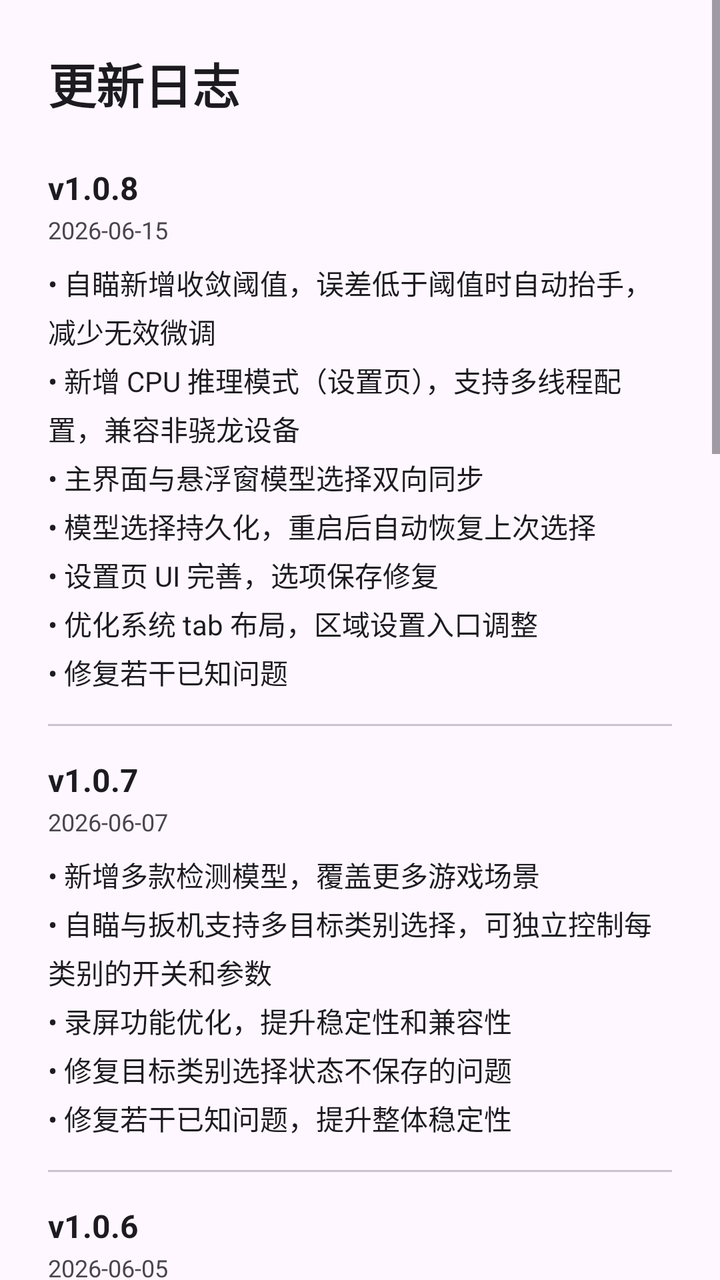
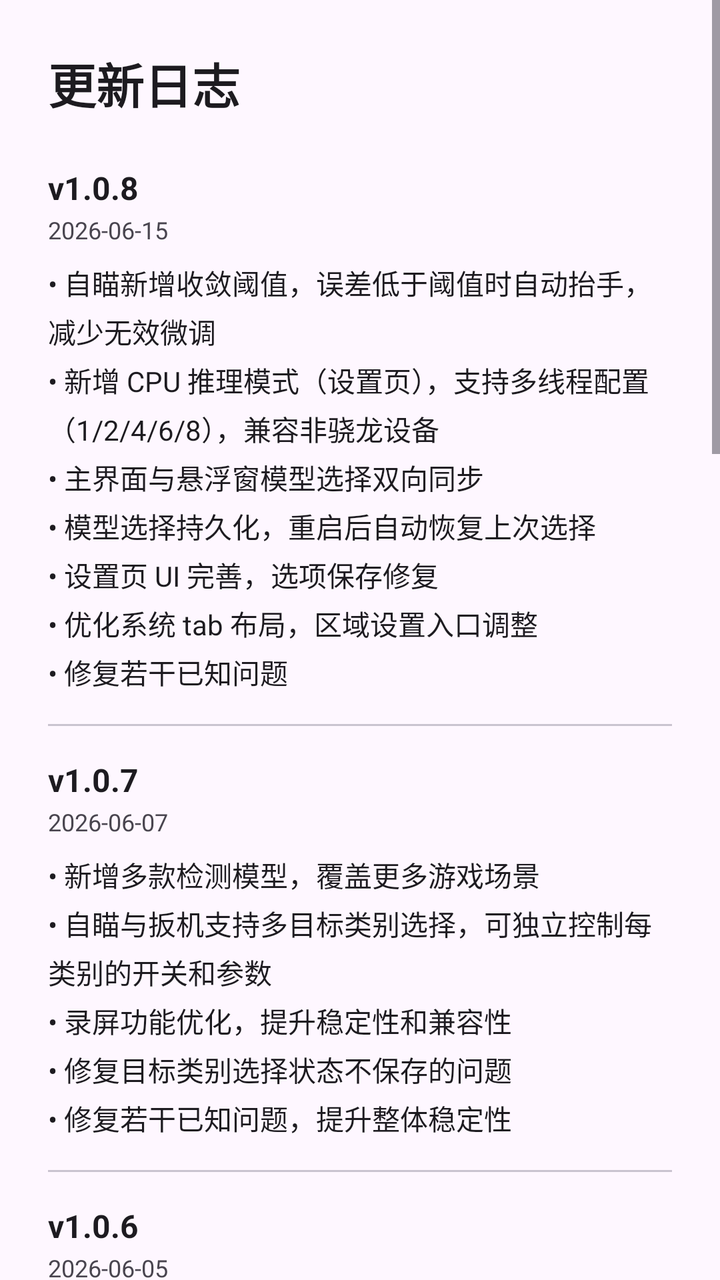

Screens rendered from an Android XML layout before and after an edit, with the pre-edit source and the edit as a unified diff.
<!-- AndroidManifest.xml: application theme Theme.Aimbot -->
<!-- res/layout/dialog_changelog.xml -->
<?xml version="1.0" encoding="utf-8"?>
<ScrollView xmlns:android="http://schemas.android.com/apk/res/android"
    android:layout_width="match_parent"
    android:layout_height="wrap_content">

<LinearLayout
    android:layout_width="match_parent"
    android:layout_height="wrap_content"
    android:orientation="vertical"
    android:paddingTop="24dp"
    android:paddingBottom="16dp"
    android:paddingStart="24dp"
    android:paddingEnd="24dp">

    <TextView
        android:layout_width="wrap_content"
        android:layout_height="wrap_content"
        android:text="更新日志"
        android:textSize="24sp"
        android:textColor="?attr/colorOnSurface"
        android:textStyle="bold" />

    <LinearLayout
        android:layout_width="match_parent"
        android:layout_height="wrap_content"
        android:orientation="vertical"
        android:layout_marginTop="24dp">

        
        <LinearLayout
            android:layout_width="match_parent"
            android:layout_height="wrap_content"
            android:orientation="vertical">

            <TextView
                android:layout_width="wrap_content"
                android:layout_height="wrap_content"
                android:text="v1.0.8"
                android:textSize="16sp"
                android:textColor="?attr/colorOnSurface"
                android:textStyle="bold" />

            <TextView
                android:layout_width="wrap_content"
                android:layout_height="wrap_content"
                android:text="2026-06-15"
                android:textSize="12sp"
                android:textColor="?attr/colorOnSurfaceVariant"
                android:layout_marginTop="2dp" />

            <TextView
                android:layout_width="wrap_content"
                android:layout_height="wrap_content"
                android:text="• 自瞄新增收敛阈值，误差低于阈值时自动抬手，减少无效微调\n• 新增 CPU 推理模式（设置页），支持多线程配置，兼容非骁龙设备\n• 主界面与悬浮窗模型选择双向同步\n• 模型选择持久化，重启后自动恢复上次选择\n• 设置页 UI 完善，选项保存修复\n• 优化系统 tab 布局，区域设置入口调整\n• 修复若干已知问题"
                android:textSize="14sp"
                android:textColor="?attr/colorOnSurface"
                android:layout_marginTop="8dp"
                android:lineSpacingExtra="4dp" />
        </LinearLayout>

        <View
            android:layout_width="match_parent"
            android:layout_height="1dp"
            android:background="?attr/colorOutlineVariant"
            android:layout_marginTop="16dp"
            android:layout_marginBottom="16dp" />

        
        <LinearLayout
            android:layout_width="match_parent"
            android:layout_height="wrap_content"
            android:orientation="vertical">

            <TextView
                android:layout_width="wrap_content"
                android:layout_height="wrap_content"
                android:text="v1.0.7"
                android:textSize="16sp"
                android:textColor="?attr/colorOnSurface"
                android:textStyle="bold" />

            <TextView
                android:layout_width="wrap_content"
                android:layout_height="wrap_content"
                android:text="2026-06-07"
                android:textSize="12sp"
                android:textColor="?attr/colorOnSurfaceVariant"
                android:layout_marginTop="2dp" />

            <TextView
                android:layout_width="wrap_content"
                android:layout_height="wrap_content"
                android:text="• 新增多款检测模型，覆盖更多游戏场景\n• 自瞄与扳机支持多目标类别选择，可独立控制每类别的开关和参数\n• 录屏功能优化，提升稳定性和兼容性\n• 修复目标类别选择状态不保存的问题\n• 修复若干已知问题，提升整体稳定性"
                android:textSize="14sp"
                android:textColor="?attr/colorOnSurface"
                android:layout_marginTop="8dp"
                android:lineSpacingExtra="4dp" />
        </LinearLayout>

        <View
            android:layout_width="match_parent"
            android:layout_height="1dp"
            android:background="?attr/colorOutlineVariant"
            android:layout_marginTop="16dp"
            android:layout_marginBottom="16dp" />

        
        <LinearLayout
            android:layout_width="match_parent"
            android:layout_height="wrap_content"
            android:orientation="vertical">

            <TextView
                android:layout_width="wrap_content"
                android:layout_height="wrap_content"
                android:text="v1.0.6"
                android:textSize="16sp"
                android:textColor="?attr/colorOnSurface"
                android:textStyle="bold" />

            <TextView
                android:layout_width="wrap_content"
                android:layout_height="wrap_content"
                android:text="2026-06-05"
                android:textSize="12sp"
                android:textColor="?attr/colorOnSurfaceVariant"
                android:layout_marginTop="2dp" />

            <TextView
                android:layout_width="wrap_content"
                android:layout_height="wrap_content"
                android:text="• 新增 Root 模式支持，有 su 授权时无需 Shizuku\n• 自动检测 Root 权限，优先使用 Root，无 Root 时回退 Shizuku\n• 主界面状态栏显示当前权限模式（Root模式/Shizuku）"
                android:textSize="14sp"
                android:textColor="?attr/colorOnSurface"
                android:layout_marginTop="8dp"
                android:lineSpacingExtra="4dp" />
        </LinearLayout>

        <View
            android:layout_width="match_parent"
            android:layout_height="1dp"
            android:background="?attr/colorOutlineVariant"
            android:layout_marginTop="16dp"
            android:layout_marginBottom="16dp" />

        
        <LinearLayout
            android:layout_width="match_parent"
            android:layout_height="wrap_content"
            android:orientation="vertical">

            <TextView
                android:layout_width="wrap_content"
                android:layout_height="wrap_content"
                android:text="v1.0.5"
                android:textSize="16sp"
                android:textColor="?attr/colorOnSurface"
                android:textStyle="bold" />

            <TextView
                android:layout_width="wrap_content"
                android:layout_height="wrap_content"
                android:text="2026-06-02"
                android:textSize="12sp"
                android:textColor="?attr/colorOnSurfaceVariant"
                android:layout_marginTop="2dp" />

            <TextView
                android:layout_width="wrap_content"
                android:layout_height="wrap_content"
                android:text="• 新增贝塞尔曲线自瞄模式，慢-快-慢平滑移动，模拟人手拖拽\n• 支持调节持续时间、曲线弯曲、随机幅度参数\n• 贝塞尔模式下实时预览移动路径曲线图\n• 修复贝塞尔自瞄方向错误和过冲问题\n• 删除重定阈值参数"
                android:textSize="14sp"
                android:textColor="?attr/colorOnSurface"
                android:layout_marginTop="8dp"
                android:lineSpacingExtra="4dp" />
        </LinearLayout>

        <View
            android:layout_width="match_parent"
            android:layout_height="1dp"
            android:background="?attr/colorOutlineVariant"
            android:layout_marginTop="16dp"
            android:layout_marginBottom="16dp" />

        
        <LinearLayout
            android:layout_width="match_parent"
            android:layout_height="wrap_content"
            android:orientation="vertical">

            <TextView
                android:layout_width="wrap_content"
                android:layout_height="wrap_content"
                android:text="v1.0.4"
                android:textSize="16sp"
                android:textColor="?attr/colorOnSurface"
                android:textStyle="bold" />

            <TextView
                android:layout_width="wrap_content"
                android:layout_height="wrap_content"
                android:text="2026-06-02"
                android:textSize="12sp"
                android:textColor="?attr/colorOnSurfaceVariant"
                android:layout_marginTop="2dp" />

            <TextView
                android:layout_width="wrap_content"
                android:layout_height="wrap_content"
                android:text="• 修复切换模型时推理未停止导致崩溃的问题\n• 修复若干已知问题，提升稳定性"
                android:textSize="14sp"
                android:textColor="?attr/colorOnSurface"
                android:layout_marginTop="8dp"
                android:lineSpacingExtra="4dp" />
        </LinearLayout>

        <View
            android:layout_width="match_parent"
            android:layout_height="1dp"
            android:background="?attr/colorOutlineVariant"
            android:layout_marginTop="16dp"
            android:layout_marginBottom="16dp" />

        
        <LinearLayout
            android:layout_width="match_parent"
            android:layout_height="wrap_content"
            android:orientation="vertical">

            <TextView
                android:layout_width="wrap_content"
                android:layout_height="wrap_content"
                android:text="v1.0.3"
                android:textSize="16sp"
                android:textColor="?attr/colorOnSurface"
                android:textStyle="bold" />

            <TextView
                android:layout_width="wrap_content"
                android:layout_height="wrap_content"
                android:text="2026-05-23"
                android:textSize="12sp"
                android:textColor="?attr/colorOnSurfaceVariant"
                android:layout_marginTop="2dp" />

            <TextView
                android:layout_width="wrap_content"
                android:layout_height="wrap_content"
                android:text="• 自瞄 Y 偏移改为比例偏移（按目标高度），支持打身体\n• 自瞄新增随机摆动，模拟人手微调\n• 自瞄新增预测强度，提前追踪移动目标\n• 扳机新增 Y 范围扩大参数，向下扩展触发区域\n• 修复模型选择关闭面板后不保持的 bug\n• 删除 X 偏移参数"
                android:textSize="14sp"
                android:textColor="?attr/colorOnSurface"
                android:layout_marginTop="8dp"
                android:lineSpacingExtra="4dp" />
        </LinearLayout>

        <View
            android:layout_width="match_parent"
            android:layout_height="1dp"
            android:background="?attr/colorOutlineVariant"
            android:layout_marginTop="16dp"
            android:layout_marginBottom="16dp" />

        
        <LinearLayout
            android:layout_width="match_parent"
            android:layout_height="wrap_content"
            android:orientation="vertical">

            <TextView
                android:layout_width="wrap_content"
                android:layout_height="wrap_content"
                android:text="v1.0.2"
                android:textSize="16sp"
                android:textColor="?attr/colorOnSurface"
                android:textStyle="bold" />

            <TextView
                android:layout_width="wrap_content"
                android:layout_height="wrap_content"
                android:text="2026-05-21"
                android:textSize="12sp"
                android:textColor="?attr/colorOnSurfaceVariant"
                android:layout_marginTop="2dp" />

            <TextView
                android:layout_width="wrap_content"
                android:layout_height="wrap_content"
                android:text="• 修复配置参数不生效的 bug\n• 区域设置改为按钮点击操作"
                android:textSize="14sp"
                android:textColor="?attr/colorOnSurface"
                android:layout_marginTop="8dp"
                android:lineSpacingExtra="4dp" />
        </LinearLayout>

        <View
            android:layout_width="match_parent"
            android:layout_height="1dp"
            android:background="?attr/colorOutlineVariant"
            android:layout_marginTop="16dp"
            android:layout_marginBottom="16dp" />

        
        <LinearLayout
            android:layout_width="match_parent"
            android:layout_height="wrap_content"
            android:orientation="vertical">

            <TextView
                android:layout_width="wrap_content"
                android:layout_height="wrap_content"
                android:text="v1.0.1"
                android:textSize="16sp"
                android:textColor="?attr/colorOnSurface"
                android:textStyle="bold" />

            <TextView
                android:layout_width="wrap_content"
                android:layout_height="wrap_content"
                android:text="2026-05-20"
                android:textSize="12sp"
                android:textColor="?attr/colorOnSurfaceVariant"
                android:layout_marginTop="2dp" />

            <TextView
                android:layout_width="wrap_content"
                android:layout_height="wrap_content"
                android:text="• UI 细节优化，体验更流畅\n• 修复若干已知问题"
                android:textSize="14sp"
                android:textColor="?attr/colorOnSurface"
                android:layout_marginTop="8dp"
                android:lineSpacingExtra="4dp" />
        </LinearLayout>

        <View
            android:layout_width="match_parent"
            android:layout_height="1dp"
            android:background="?attr/colorOutlineVariant"
            android:layout_marginTop="16dp"
            android:layout_marginBottom="16dp" />

        
        <LinearLayout
            android:layout_width="match_parent"
            android:layout_height="wrap_content"
            android:orientation="vertical">

            <TextView
                android:layout_width="wrap_content"
                android:layout_height="wrap_content"
                android:text="v1.0.0"
                android:textSize="16sp"
                android:textColor="?attr/colorOnSurface"
                android:textStyle="bold" />

            <TextView
                android:layout_width="wrap_content"
                android:layout_height="wrap_content"
                android:text="2026-05-18"
                android:textSize="12sp"
                android:textColor="?attr/colorOnSurfaceVariant"
                android:layout_marginTop="2dp" />

            <TextView
                android:layout_width="wrap_content"
                android:layout_height="wrap_content"
                android:text="• AI 目标检测，支持骁龙 QNN 硬件加速\n• 自瞄模式，智能追踪目标\n• 扳机模式，精准触发射击\n• 多精度模型可选"
                android:textSize="14sp"
                android:textColor="?attr/colorOnSurface"
                android:layout_marginTop="8dp"
                android:lineSpacingExtra="4dp" />
        </LinearLayout>

    </LinearLayout>

</LinearLayout>

</ScrollView>
<!-- resources referenced by this layout -->
<resources>
  <style name="Theme.Aimbot" parent="Base.Theme.Aimbot" />
  <style name="Base.Theme.Aimbot" parent="Theme.Material3.DayNight.NoActionBar">
          
          
      </style>
</resources>

<!-- the commit's change to res/layout/dialog_changelog.xml (unified diff, before → after) -->
@@ -51,7 +51,7 @@
             <TextView
                 android:layout_width="wrap_content"
                 android:layout_height="wrap_content"
-                android:text="• 自瞄新增收敛阈值，误差低于阈值时自动抬手，减少无效微调\n• 新增 CPU 推理模式（设置页），支持多线程配置，兼容非骁龙设备\n• 主界面与悬浮窗模型选择双向同步\n• 模型选择持久化，重启后自动恢复上次选择\n• 设置页 UI 完善，选项保存修复\n• 优化系统 tab 布局，区域设置入口调整\n• 修复若干已知问题"
+                android:text="• 自瞄新增收敛阈值，误差低于阈值时自动抬手，减少无效微调\n• 新增 CPU 推理模式（设置页），支持多线程配置（1/2/4/6/8），兼容非骁龙设备\n• 主界面与悬浮窗模型选择双向同步\n• 模型选择持久化，重启后自动恢复上次选择\n• 设置页 UI 完善，选项保存修复\n• 优化系统 tab 布局，区域设置入口调整\n• 修复若干已知问题"
                 android:textSize="14sp"
                 android:textColor="?attr/colorOnSurface"
                 android:layout_marginTop="8dp"
